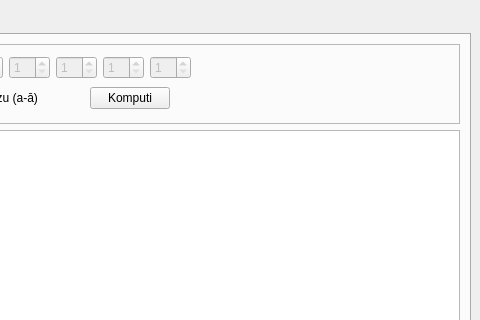
The window that mainwindow.ui (jmichault/mini-statistiko) describes before a commit, drawn with Qt 5; both pictures show x 392 to 872 and y 0 to 320 of the 872 by 614 pixel window.
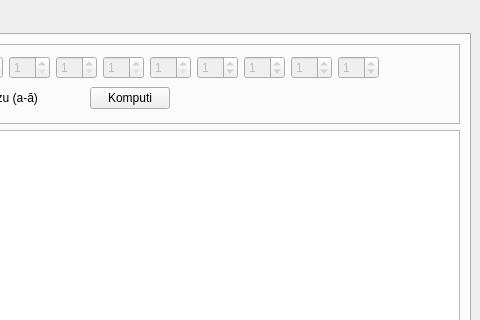
The same window after the commit.

The edit to the form file:
```diff
--- a/mainwindow.ui
+++ b/mainwindow.ui
@@ -439,6 +439,46 @@
                </property>
               </widget>
              </item>
+             <item>
+              <widget class="QSpinBox" name="SBVar6">
+               <property name="enabled">
+                <bool>false</bool>
+               </property>
+               <property name="value">
+                <number>1</number>
+               </property>
+              </widget>
+             </item>
+             <item>
+              <widget class="QSpinBox" name="SBVar7">
+               <property name="enabled">
+                <bool>false</bool>
+               </property>
+               <property name="value">
+                <number>1</number>
+               </property>
+              </widget>
+             </item>
+             <item>
+              <widget class="QSpinBox" name="SBVar8">
+               <property name="enabled">
+                <bool>false</bool>
+               </property>
+               <property name="value">
+                <number>1</number>
+               </property>
+              </widget>
+             </item>
+             <item>
+              <widget class="QSpinBox" name="SBVar9">
+               <property name="enabled">
+                <bool>false</bool>
+               </property>
+               <property name="value">
+                <number>1</number>
+               </property>
+              </widget>
+             </item>
              <item>
               <spacer name="horizontalSpacer_6">
                <property name="orientation">
```
Left out of the diff: 2 changed lines with no effect on the pictures.
